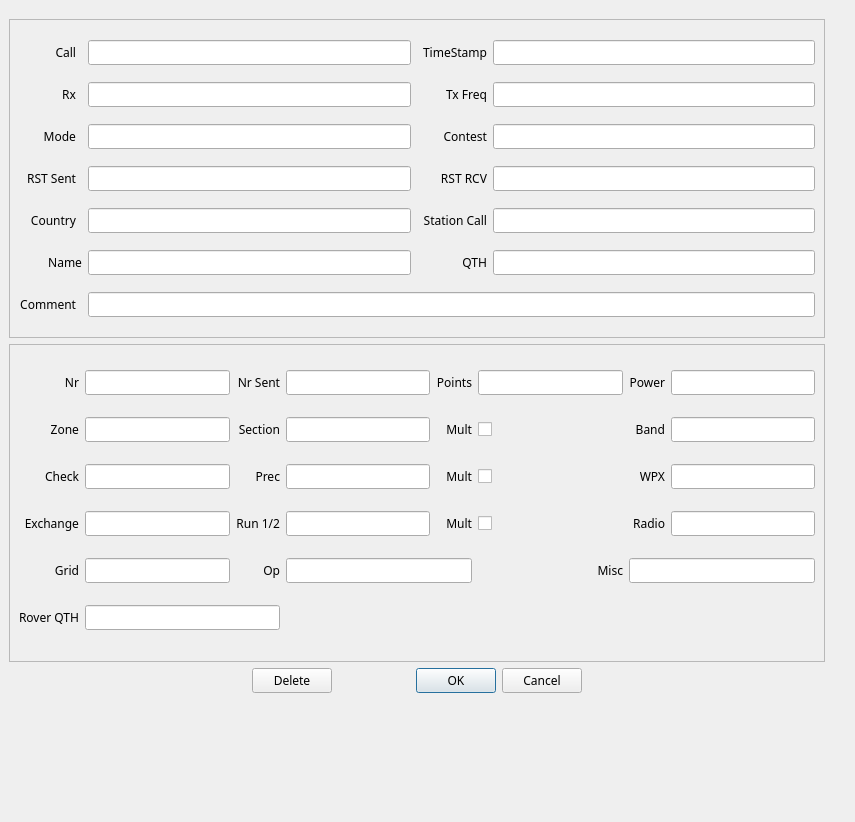
The window that not1mm/data/editcontact.ui (mbridak/not1mm) describes before a commit, drawn with Qt 5.
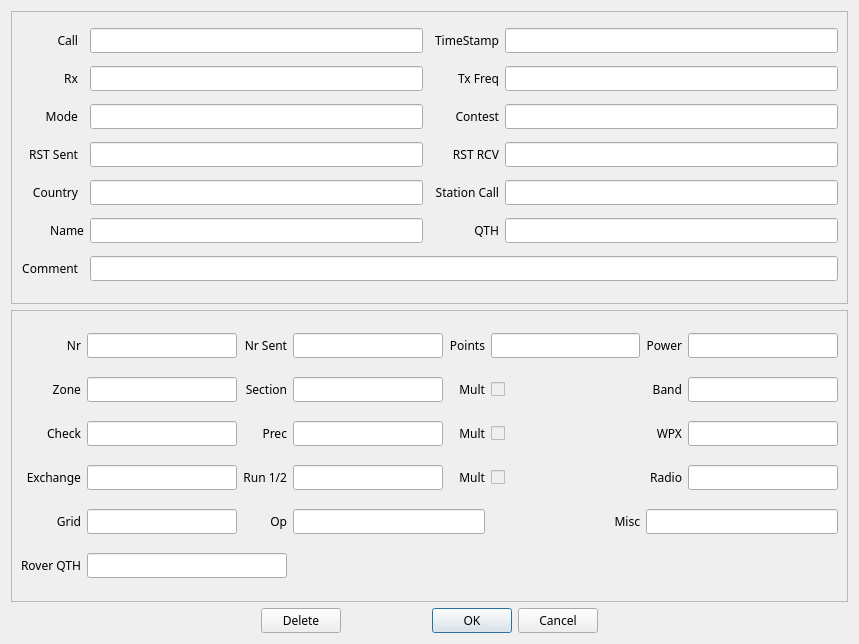
The same window after the commit.

Commit message: Gave names to all the QLineEdit objects.

```diff
--- a/not1mm/data/editcontact.ui
+++ b/not1mm/data/editcontact.ui
@@ -6,8 +6,8 @@
    <rect>
     <x>0</x>
     <y>0</y>
-    <width>855</width>
-    <height>822</height>
+    <width>859</width>
+    <height>644</height>
    </rect>
   </property>
   <property name="font">
@@ -18,15 +18,8 @@
   <property name="windowTitle">
    <string>Dialog</string>
   </property>
-  <widget class="QWidget" name="verticalLayoutWidget">
-   <property name="geometry">
-    <rect>
-     <x>9</x>
-     <y>19</y>
-     <width>816</width>
-     <height>674</height>
-    </rect>
-   </property>
+  <layout class="QGridLayout" name="gridLayout_3">
+   <item row="0" column="0">
    <layout class="QVBoxLayout" name="verticalLayout">
     <item>
      <widget class="QFrame" name="contact_info">
@@ -110,7 +103,11 @@
         </widget>
        </item>
        <item row="2" column="5">
-        <widget class="QLineEdit" name="lineEdit_8"/>
+         <widget class="QLineEdit" name="contest">
+          <property name="readOnly">
+           <bool>true</bool>
+          </property>
+         </widget>
        </item>
        <item row="3" column="0">
         <widget class="QLabel" name="label_9">
@@ -235,7 +232,10 @@
         </widget>
        </item>
        <item row="3" column="5">
-        <widget class="QCheckBox" name="checkBox_3">
+         <widget class="QCheckBox" name="mult_3">
+          <property name="enabled">
+           <bool>false</bool>
+          </property>
          <property name="text">
           <string/>
          </property>
@@ -255,7 +255,10 @@
         </widget>
        </item>
        <item row="1" column="5">
-        <widget class="QCheckBox" name="checkBox">
+         <widget class="QCheckBox" name="mult_1">
+          <property name="enabled">
+           <bool>false</bool>
+          </property>
          <property name="text">
           <string/>
          </property>
@@ -382,7 +385,10 @@
         </widget>
        </item>
        <item row="2" column="5">
-        <widget class="QCheckBox" name="checkBox_2">
+         <widget class="QCheckBox" name="mult_2">
+          <property name="enabled">
+           <bool>false</bool>
+          </property>
          <property name="text">
           <string/>
          </property>
@@ -547,7 +553,8 @@
      </layout>
     </item>
    </layout>
-  </widget>
+   </item>
+  </layout>
  </widget>
  <resources/>
  <connections>
```
Left out of the diff: 62 changed lines with no effect on the pictures. Lines whose indentation alone changed are shown as unchanged.
